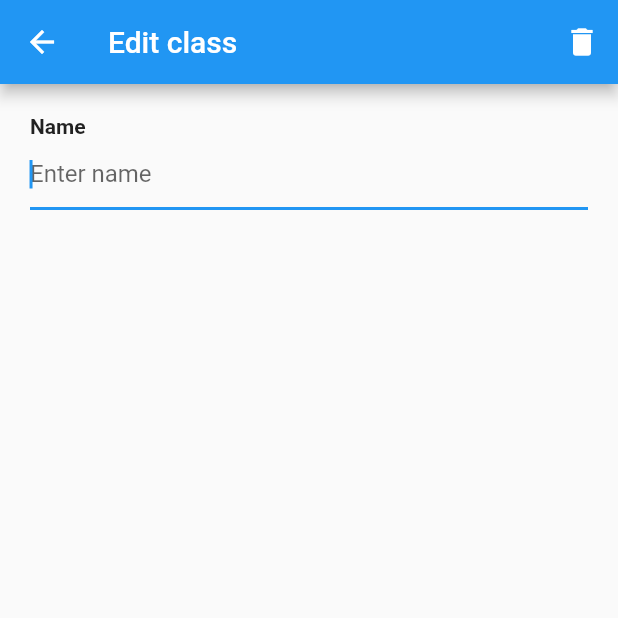
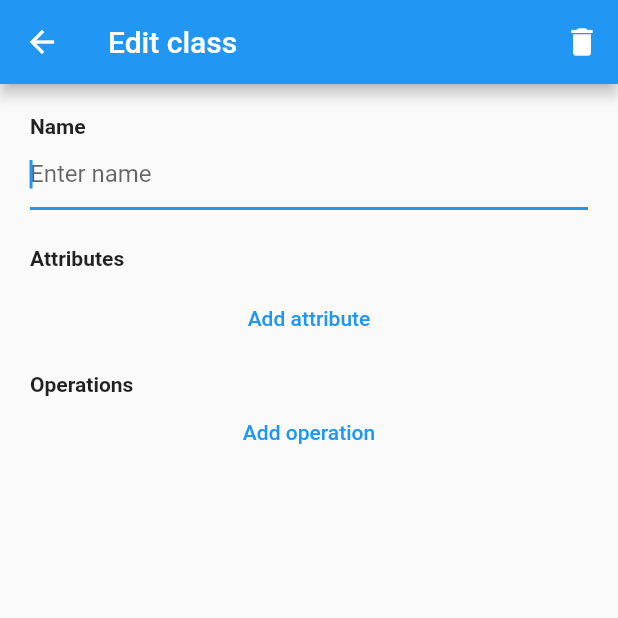
Before and after one commit to MaxHaertwig/CoMod, a Flutter app: the MainScreen screen opened directly with empty values, after a tap on "Create Class", on a phone screen of 412 x 824 dp, the top half of it. Run offline on Flutter 3.47's test engine with Material 2 defaults, Android fonts, the phone set to English and light mode, and no system bars; our stand-ins replace either_dart.

Commit message:
Refactor client structure and implement editing attributes

```diff
--- a/client/lib/components/no_data_view.dart
+++ /dev/null
@@ -1,42 +0,0 @@
-import 'package:flutter/material.dart';
-
-class NoDataView extends StatelessWidget {
-  final String title;
-  final String message;
-  final String buttonText;
-  final Function() onButtonPressed;
-
-  NoDataView(this.title, this.message, this.buttonText, this.onButtonPressed);
-
-  @override
-  Widget build(BuildContext context) {
-    return Center(
-      child: Column(
-        mainAxisAlignment: MainAxisAlignment.center,
-        children: [
-          Text(
-            title,
-            textAlign: TextAlign.center,
-            style: const TextStyle(
-                fontSize: 24, fontWeight: FontWeight.bold, color: Colors.grey),
-          ),
-          const SizedBox(height: 12),
-          Container(
-            constraints: BoxConstraints(
-                maxWidth: MediaQuery.of(context).size.width * 0.75),
-            child: Text(
-              message,
-              textAlign: TextAlign.center,
-              style: const TextStyle(fontSize: 16, color: Colors.grey),
-            ),
-          ),
-          const SizedBox(height: 24),
-          ElevatedButton(
-            child: Text(buttonText, style: const TextStyle(fontSize: 18)),
-            onPressed: onButtonPressed,
-          ),
-        ],
-      ),
-    );
-  }
-}
--- a/client/lib/main.dart
+++ b/client/lib/main.dart
@@ -10,9 +10,7 @@ class MyApp extends StatelessWidget {
   Widget build(BuildContext context) {
     return MaterialApp(
       title: 'Client',
-      theme: ThemeData(
-        primarySwatch: Colors.blue,
-      ),
+      theme: ThemeData(primarySwatch: Colors.blue),
       home: ModelsScreen(),
     );
   }
--- a/client/lib/model/uml/uml_attribute.dart
+++ b/client/lib/model/uml/uml_attribute.dart
@@ -1,18 +1,21 @@
 import 'package:client/model/uml/uml_data_type.dart';
 import 'package:client/model/uml/uml_visibility.dart';
-import 'package:flutter/material.dart';
+import 'package:uuid/uuid.dart';
 import 'package:xml/xml.dart';
 
-class UMLAttribute extends ChangeNotifier {
+class UMLAttribute {
+  final String id;
   String _name;
   UMLVisibility _visibility;
   UMLDataType _dataType;
 
   UMLAttribute(
-      {String name = '',
+      {String? id,
+      String name = '',
       UMLVisibility visibility = UMLVisibility.public,
       UMLDataType? dataType})
-      : _name = name,
+      : id = id ?? Uuid().v4(),
+        _name = name,
         _visibility = visibility,
         _dataType = dataType ?? UMLDataType.string();
 
@@ -27,23 +30,24 @@ class UMLAttribute extends ChangeNotifier {
   }
 
   String get name => _name;
-  set name(String name) {
-    _name = name;
-    notifyListeners();
-  }
+  set name(String name) => _name = name;
 
   UMLVisibility get visibility => _visibility;
-  set visibility(UMLVisibility visibility) {
-    _visibility = visibility;
-    notifyListeners();
-  }
+  set visibility(UMLVisibility visibility) => _visibility = visibility;
 
   UMLDataType get dataType => _dataType;
-  set dataType(UMLDataType dataType) {
-    _dataType = dataType;
-    notifyListeners();
-  }
+  set dataType(UMLDataType dataType) => _dataType = dataType;
 
   get stringRepresentation =>
-      '${_visibility.stringRepresentation} $_name: ${_dataType.stringRepresentation}';
+      '${_visibility.stringRepresentation} ${_name.isEmpty ? '<name>' : _name}: ${_dataType.stringRepresentation}';
+
+  @override
+  String toString() => stringRepresentation;
+
+  @override
+  bool operator ==(other) =>
+      other is UMLAttribute &&
+      _name == other._name &&
+      _visibility == other._visibility &&
+      _dataType == other._dataType;
 }
--- a/client/lib/model/uml/uml_class.dart
+++ b/client/lib/model/uml/uml_class.dart
@@ -2,6 +2,7 @@ import 'dart:collection';
 
 import 'package:client/model/uml/uml_attribute.dart';
 import 'package:client/model/uml/uml_operation.dart';
+import 'package:collection/collection.dart';
 import 'package:uuid/uuid.dart';
 import 'package:xml/xml.dart';
 
@@ -9,7 +10,7 @@ class UMLClass {
   final String id;
   String _name;
   int _x, _y;
-  List<UMLAttribute> _attributes;
+  LinkedHashMap<String, UMLAttribute> _attributes;
   List<UMLOperation> _operations;
 
   UMLClass(
@@ -23,7 +24,8 @@ class UMLClass {
         _name = name,
         _x = x,
         _y = y,
-        _attributes = attributes ?? [],
+        _attributes =
+            LinkedHashMap.fromIterable(attributes ?? [], key: (a) => a.id),
         _operations = operations ?? [];
 
   static UMLClass fromXml(XmlElement element) {
@@ -50,11 +52,21 @@ class UMLClass {
   String get name => _name;
   void set name(String newName) => _name = newName;
 
-  UnmodifiableListView<UMLAttribute> get attributes =>
-      UnmodifiableListView(_attributes);
-  addAttribute(UMLAttribute attribute) => _attributes.add(attribute);
-  removeAttribute(UMLAttribute attribute) => _attributes.remove(attribute);
+  UnmodifiableMapView<String, UMLAttribute> get attributes =>
+      UnmodifiableMapView(_attributes);
+  addAttribute(UMLAttribute attribute) => _attributes[attribute.id] = attribute;
+  removeAttribute(UMLAttribute attribute) => _attributes.remove(attribute.id);
 
   UnmodifiableListView<UMLOperation> get operations =>
       UnmodifiableListView(_operations);
+
+  @override
+  String toString() {
+    final name = _name.isEmpty ? '<name>' : _name;
+    final attributes =
+        _attributes.values.map((a) => a.stringRepresentation).join(', ');
+    final operations =
+        _operations.map((op) => op.stringRepresentation).join(', ');
+    return '$name[$attributes | $operations]';
+  }
 }
--- a/client/lib/model/uml/uml_data_type.dart
+++ b/client/lib/model/uml/uml_data_type.dart
@@ -1,3 +1,5 @@
+import 'dart:collection';
+
 import 'package:client/extensions.dart';
 import 'package:either_dart/either.dart';
 import 'package:flutter/foundation.dart';
@@ -5,12 +7,10 @@ import 'package:flutter/foundation.dart';
 enum UMLPrimitiveType { voidType, boolean, integer, real, string }
 
 extension UMLPrimitiveTypeExt on UMLPrimitiveType {
-  static UMLPrimitiveType? fromString(String string) {
-    return string == 'void'
-        ? UMLPrimitiveType.voidType
-        : UMLPrimitiveType.values
-            .firstWhereOrNull((value) => describeEnum(value) == string);
-  }
+  static UMLPrimitiveType? fromString(String string) => string == 'void'
+      ? UMLPrimitiveType.voidType
+      : UMLPrimitiveType.values
+          .firstWhereOrNull((value) => describeEnum(value) == string);
 }
 
 class UMLDataType {
@@ -25,8 +25,16 @@ class UMLDataType {
   UMLDataType.string() : this(Left(UMLPrimitiveType.string));
   UMLDataType.object(String id) : this(Right(id));
 
+  static UnmodifiableListView<UMLDataType> primitiveDataTypes(
+          bool includingVoid) =>
+      UnmodifiableListView(includingVoid
+          ? UMLPrimitiveType.values.map((pt) => UMLDataType(Left(pt)))
+          : UMLPrimitiveType.values
+              .where((pt) => pt != UMLPrimitiveType.voidType)
+              .map((pt) => UMLDataType(Left(pt))));
+
   static UMLDataType fromString(String string) {
-    var primitiveType = UMLPrimitiveTypeExt.fromString(string);
+    final primitiveType = UMLPrimitiveTypeExt.fromString(string);
     return UMLDataType(
         primitiveType != null ? Left(primitiveType) : Right(string));
   }
--- a/client/lib/model/uml/uml_visibility.dart
+++ b/client/lib/model/uml/uml_visibility.dart
@@ -18,4 +18,7 @@ extension UMLVisibilityExt on UMLVisibility {
         return '-';
     }
   }
+
+  String get longStringRepresentation =>
+      stringRepresentation + ' ' + describeEnum(this);
 }
--- /dev/null
+++ b/client/lib/screens/edit_class/edit_class_screen.dart
@@ -0,0 +1,117 @@
+import 'package:client/model/model.dart';
+import 'package:client/model/uml/uml_attribute.dart';
+import 'package:client/model/uml/uml_class.dart';
+import 'package:client/screens/edit_class/widgets/edit_attribute_row.dart';
+import 'package:client/screens/edit_class/widgets/named_text_field.dart';
+import 'package:flutter/material.dart';
+import 'package:provider/provider.dart';
+
+class EditClassScreen extends StatelessWidget {
+  final UMLClass _umlClass;
+  final bool _isNewClass;
+
+  EditClassScreen(this._umlClass, this._isNewClass);
+
+  @override
+  Widget build(BuildContext context) => Scaffold(
+        appBar: AppBar(
+          title: const Text('Edit class'),
+          actions: [
+            PopupMenuButton(
+              icon: const Icon(Icons.delete),
+              tooltip: 'Delete class',
+              itemBuilder: (_) => [
+                PopupMenuItem(
+                  value: 0,
+                  child: Row(
+                    children: const [
+                      Icon(Icons.delete, color: Colors.red),
+                      SizedBox(width: 8),
+                      Text('Delete class', style: TextStyle(color: Colors.red))
+                    ],
+                  ),
+                ),
+              ],
+              onSelected: (_) => _deleteClass(context),
+            ),
+          ],
+        ),
+        body: Selector<Model, UMLClass>(
+          selector: (_, model) =>
+              model.umlModel.classes[_umlClass.id] ?? _umlClass,
+          shouldRebuild: (_, __) =>
+              true, // Flutter doesn't pick up the changes in class.attributes and class.operations, because lists/maps aren't immutable. Possible workarounds: whenever something inside the class changes: 1. add an incrementing counter, 2. create a new list, 3. invent some kind of box/container for the list. Returning true for now, because at most one EditClassScreem can be on screen at the same time.
+          builder: (_, umlClass, __) => SingleChildScrollView(
+            keyboardDismissBehavior: ScrollViewKeyboardDismissBehavior.onDrag,
+            child: Container(
+              padding: const EdgeInsets.all(20),
+              child: Column(
+                crossAxisAlignment: CrossAxisAlignment.stretch,
+                children: [
+                  NamedTextField(
+                    'Name',
+                    initialValue: umlClass.name,
+                    autofocus: _isNewClass,
+                    onChanged: (value) => _editClass(
+                      context,
+                      (cls) => cls.name = value.trim(),
+                    ),
+                  ),
+                  const SizedBox(height: 24),
+                  const Text(
+                    'Attributes',
+                    style: TextStyle(fontWeight: FontWeight.bold),
+                  ),
+                  const SizedBox(height: 8),
+                  ..._umlClass.attributes.values
+                      .map(
+                          (attribute) => EditAttributeRow(_umlClass, attribute))
+                      .toList(),
+                  TextButton(
+                    child: const Text('Add attribute',
+                        textAlign: TextAlign.center),
+                    onPressed: () => _editClass(
+                      context,
+                      (cls) => cls.addAttribute(UMLAttribute()),
+                    ),
+                  ),
+                  const SizedBox(height: 12),
+                  const Text(
+                    'Operations',
+                    style: TextStyle(fontWeight: FontWeight.bold),
+                  ),
+                  TextButton(
+                    child: const Text('Add operation',
+                        textAlign: TextAlign.center),
+                    onPressed: () {},
+                  ),
+                ],
+              ),
+            ),
+          ),
+        ),
+      );
+
+  void _editClass(BuildContext context, Function(UMLClass cls) f) {
+    final wasEmpty = _umlClass.isEmpty;
+    f(_umlClass);
+    final model = Provider.of<Model>(context, listen: false);
+    if (_umlClass.isEmpty != wasEmpty) {
+      if (wasEmpty) {
+        model.umlModel.addClass(_umlClass);
+      } else {
+        model.umlModel.removeClass(_umlClass);
+      }
+    }
+    model.notify();
+  }
+
+  void _deleteClass(BuildContext context) {
+    if (!_umlClass.isEmpty) {
+      final model = Provider.of<Model>(context, listen: false);
+      model.umlModel.removeClass(_umlClass);
+      model.notify();
+    }
+    Navigator.pop(context);
+  }
+}
--- a/client/lib/screens/edit_class_screen.dart
+++ /dev/null
@@ -1,79 +0,0 @@
-import 'package:client/components/named_text_field.dart';
-import 'package:client/model/model.dart';
-import 'package:client/model/uml/uml_class.dart';
-import 'package:flutter/material.dart';
-import 'package:provider/provider.dart';
-
-class EditClassScreen extends StatelessWidget {
-  final UMLClass _umlClass;
-  final bool _isNewClass;
-
-  EditClassScreen(this._umlClass, this._isNewClass);
-
-  @override
-  Widget build(BuildContext context) => Scaffold(
-        appBar: AppBar(
-          title: const Text('Edit class'),
-          actions: [
-            PopupMenuButton(
-              icon: const Icon(Icons.delete),
-              itemBuilder: (_) => [
-                PopupMenuItem(
-                  value: 0,
-                  child: Row(
-                    children: const [
-                      Icon(Icons.delete, color: Colors.red),
-                      SizedBox(width: 8),
-                      Text('Delete class', style: TextStyle(color: Colors.red))
-                    ],
-                  ),
-                ),
-              ],
-              onSelected: (_) => _deleteClass(context),
-            ),
-          ],
-        ),
-        body: Selector<Model, UMLClass>(
-          selector: (_, model) =>
-              model.umlModel.classes[_umlClass.id] ?? _umlClass,
-          builder: (_, umlClass, __) => Container(
-            padding: const EdgeInsets.all(20),
-            child: Column(
-              crossAxisAlignment: CrossAxisAlignment.stretch,
-              children: [
-                NamedTextField(
-                  'Name',
-                  initialValue: umlClass.name,
-                  autofocus: _isNewClass,
-                  onChanged: (value) =>
-                      _editClass(context, (cls) => cls.name = value),
-                ),
-              ],
-            ),
-          ),
-        ),
-      );
-
-  void _editClass(BuildContext context, Function(UMLClass cls) f) {
-    final wasEmpty = _umlClass.isEmpty;
-    f(_umlClass);
-    final model = Provider.of<Model>(context, listen: false);
-    if (_umlClass.isEmpty != wasEmpty) {
-      if (wasEmpty) {
-        model.umlModel.addClass(_umlClass);
-      } else {
-        model.umlModel.removeClass(_umlClass);
-      }
-    }
-    model.notify();
-  }
-
-  void _deleteClass(BuildContext context) {
-    if (!_umlClass.isEmpty) {
-      final model = Provider.of<Model>(context, listen: false);
-      model.umlModel.removeClass(_umlClass);
-      model.notify();
-    }
-    Navigator.pop(context);
-  }
-}
--- a/client/lib/screens/main_screen.dart
+++ b/client/lib/screens/main_screen/main_screen.dart
@@ -1,8 +1,8 @@
-import 'package:client/components/no_data_view.dart';
-import 'package:client/components/outline_class.dart';
 import 'package:client/model/model.dart';
 import 'package:client/model/uml/uml_class.dart';
-import 'package:client/screens/edit_class_screen.dart';
+import 'package:client/screens/edit_class/edit_class_screen.dart';
+import 'package:client/screens/main_screen/widgets/outline_class.dart';
+import 'package:client/widgets/no_data_view.dart';
 import 'package:flutter/material.dart';
 import 'package:provider/provider.dart';
 
--- a/client/lib/components/outline_class.dart
+++ b/client/lib/screens/main_screen/widgets/outline_class.dart
@@ -25,16 +25,16 @@ class OutlineClass extends StatelessWidget {
                       style: TextStyle(fontWeight: FontWeight.bold)),
                 ),
                 const Divider(color: Colors.grey),
-                // TODO: monospace
-                ...umlClass.attributes
-                    .map((attribute) => Text(attribute.stringRepresentation))
+                ...umlClass.attributes.values
+                    .map((attribute) =>
+                        Text(attribute.stringRepresentation)) // TODO: monospace
                     .toList(),
                 if (!umlClass.operations.isEmpty)
                   const Divider(color: Colors.grey),
-                // TODO: monospace
                 if (!umlClass.operations.isEmpty)
                   ...umlClass.operations
-                      .map((operation) => Text(operation.stringRepresentation))
+                      .map((operation) => Text(
+                          operation.stringRepresentation)) // TODO: monospace
                       .toList(),
               ],
             ),
--- a/client/lib/screens/models_screen.dart
+++ b/client/lib/screens/models_screen.dart
@@ -1,8 +1,8 @@
-import 'package:client/components/no_data_view.dart';
 import 'package:client/model/document.dart';
 import 'package:client/model/model.dart';
-import 'package:client/screens/main_screen.dart';
+import 'package:client/screens/main_screen/main_screen.dart';
 import 'package:client/screens/new_model_screen.dart';
+import 'package:client/widgets/no_data_view.dart';
 import 'package:flutter/material.dart';
 
 class ModelsScreen extends StatefulWidget {
--- /dev/null
+++ b/client/lib/widgets/no_data_view.dart
@@ -0,0 +1,45 @@
+import 'package:flutter/material.dart';
+
+class NoDataView extends StatelessWidget {
+  final String title;
+  final String message;
+  final String buttonText;
+  final Function() onButtonPressed;
+
+  NoDataView(this.title, this.message, this.buttonText, this.onButtonPressed);
+
+  @override
+  Widget build(BuildContext context) => Center(
+        child: Column(
+          mainAxisAlignment: MainAxisAlignment.center,
+          children: [
+            Text(
+              title,
+              textAlign: TextAlign.center,
+              style: const TextStyle(
+                  fontSize: 24,
+                  fontWeight: FontWeight.bold,
+                  color: Colors.grey),
+            ),
+            const SizedBox(height: 12),
+            Container(
+              constraints: BoxConstraints(
+                  maxWidth: MediaQuery.of(context).size.width * 0.75),
+              child: Text(
+                message,
+                textAlign: TextAlign.center,
+                style: const TextStyle(fontSize: 16, color: Colors.grey),
+              ),
+            ),
+            const SizedBox(height: 24),
+            ElevatedButton(
+              child: Text(
+                buttonText,
+                style: const TextStyle(fontSize: 18),
+              ),
+              onPressed: onButtonPressed,
+            ),
+          ],
+        ),
+      );
+}
```
Also changed, not shown: client/lib/screens/edit_class/widgets/data_type_button.dart (added, +34 -0 lines), client/lib/screens/edit_class/widgets/edit_attribute_row.dart (added, +97 -0 lines), client/lib/screens/edit_class/widgets/visibility_button.dart (added, +33 -0 lines), client/lib/screens/edit_class/widgets/named_text_field.dart (renamed from client/lib/components/named_text_field.dart), 1 other file.
